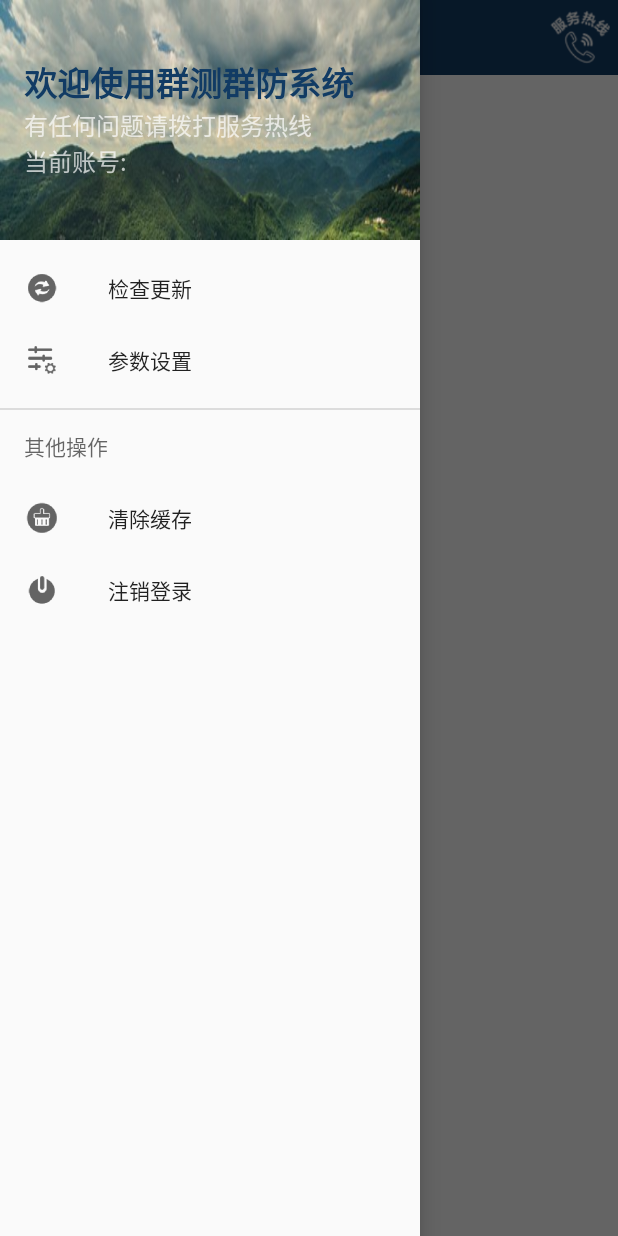
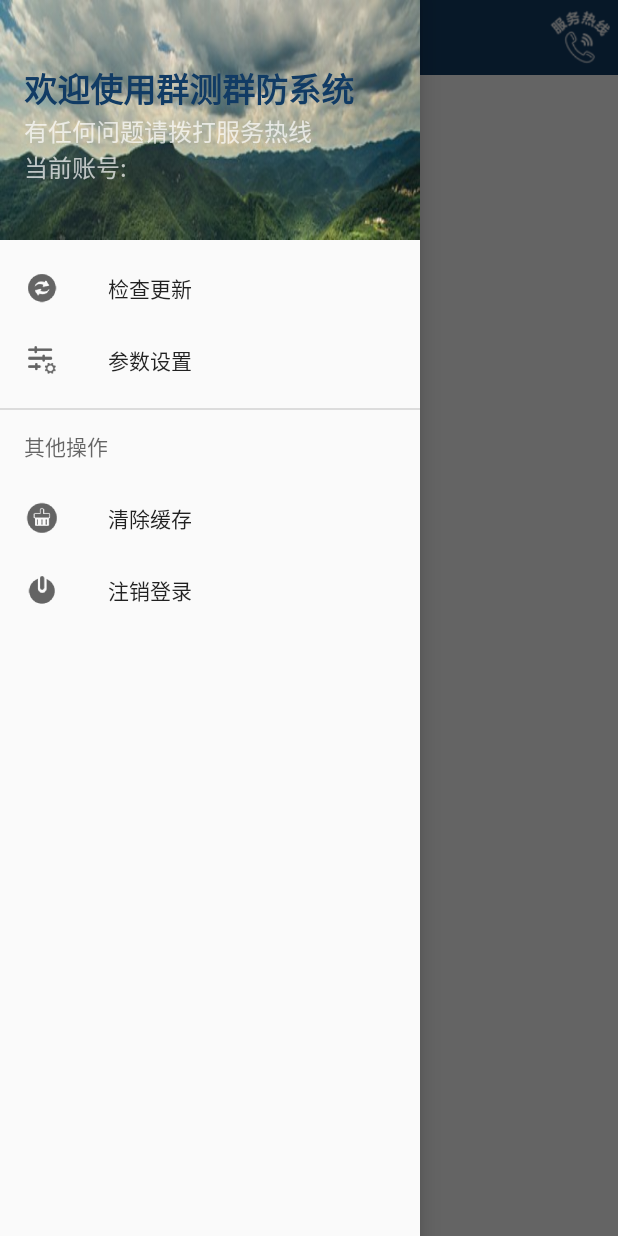
Before and after one commit to xingyufeifan/GSGDSecond, an Android app: the MainActivity screen opened directly, with no data from a screen before it, with the side drawer open, on a phone screen of 412 x 824 dp. Run offline under Robolectric (Android 15) with nearby library versions, the phone set to English and light mode, and no system bars; our stand-ins replace ButterKnife; libraries missing offline, so code that uses them is left out: com.alibaba.sdk, com.zhy.http; 6 statements that could not run were skipped.

Commit message:
修改界面3

```diff
--- a/app/src/main/res/layout/nav_header_main.xml
+++ b/app/src/main/res/layout/nav_header_main.xml
@@ -15,7 +15,7 @@
     <TextView
         android:layout_width="match_parent"
         android:layout_height="wrap_content"
-        android:paddingTop="@dimen/nav_header_vertical_spacing"
+        android:layout_marginTop="@dimen/nav_header_vertical_spacing"
         android:textSize="22sp"
         android:text="欢迎使用群测群防系统"
         android:textColor="@color/title_bg"
--- a/app/src/main/res/values/dimens.xml
+++ b/app/src/main/res/values/dimens.xml
@@ -2,7 +2,7 @@
     <!-- Default screen margins, per the Android Design guidelines. -->
     <dimen name="activity_horizontal_margin">16dp</dimen>
     <dimen name="activity_vertical_margin">10dp</dimen>
-    <dimen name="nav_header_vertical_spacing">8dp</dimen>
+    <dimen name="nav_header_vertical_spacing">12dp</dimen>
     <dimen name="nav_header_height">160dp</dimen>
     <dimen name="fab_margin">16dp</dimen>
 </resources>
```
